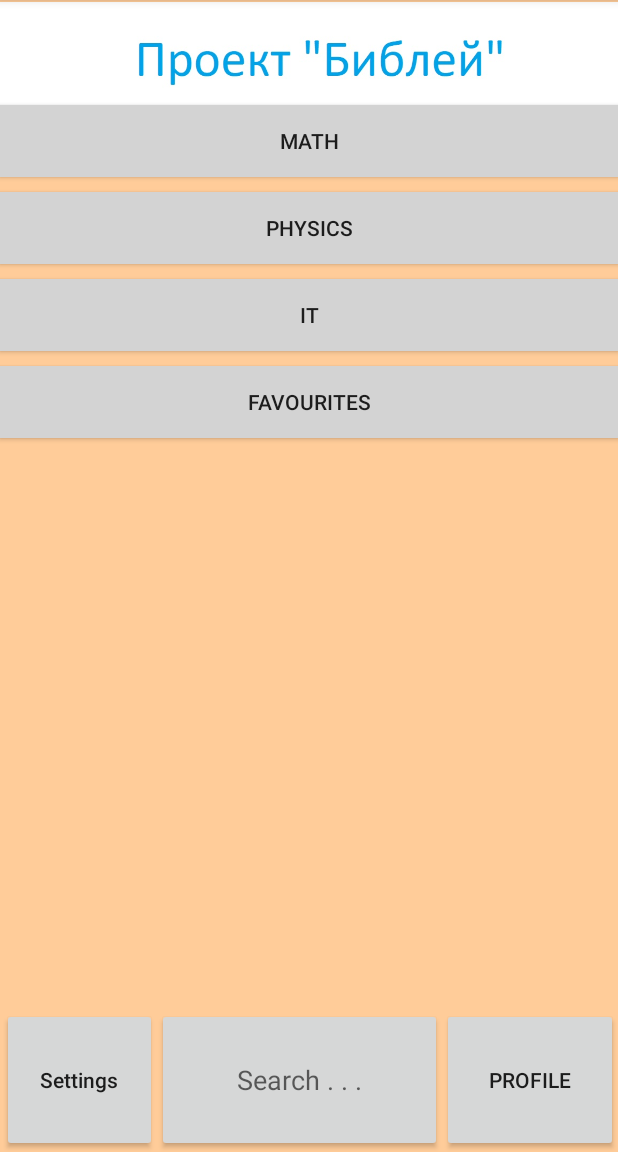
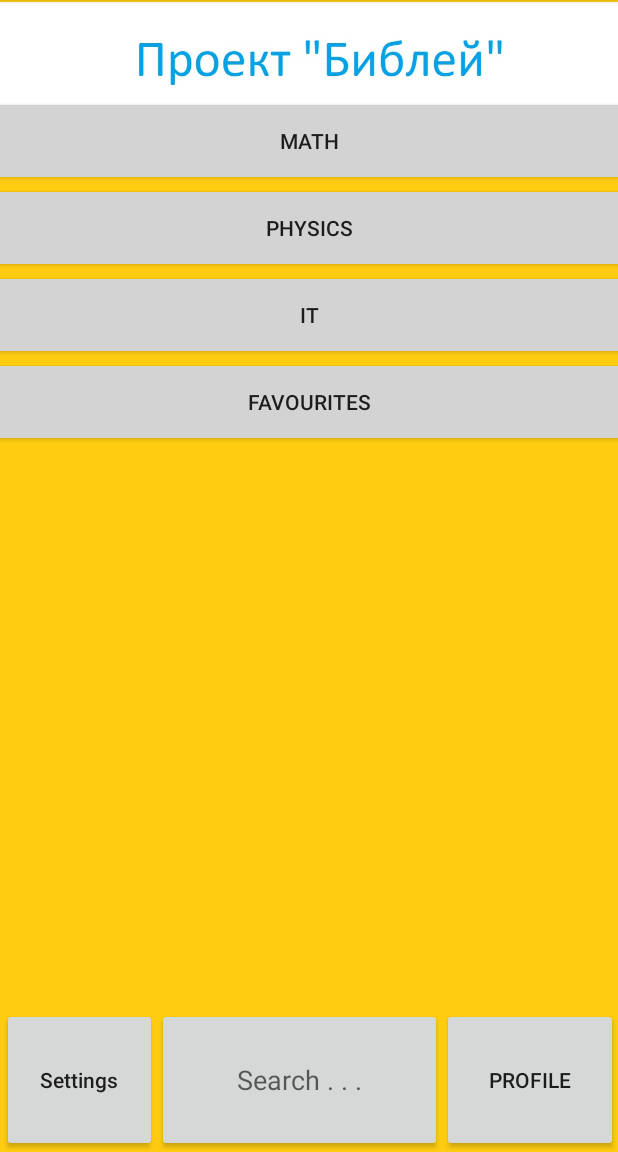
Before and after one commit to savagem0de/biblei_prject_2, an Android app: the screen it shows after launch (MainActivity), on a phone screen of 412 x 824 dp, the part 84-1236 px from its top. Run offline under Robolectric (Android 15) with nearby library versions, the phone set to English and light mode, and no system bars.

Commit message:
Поменял цвет backgroundStart

```diff
--- a/app/src/main/res/values/colors.xml
+++ b/app/src/main/res/values/colors.xml
@@ -4,7 +4,7 @@
     <color name="colorPrimaryDark">#3700B3</color>
     <color name="colorAccent">#03DAC5</color>
     <color name="backgroundMath">#7cbdd9</color>
-    <color name="backgroundStart">#FFCC99</color>
+    <color name="backgroundStart">#FFCC11</color>
     <color name="backgroundButtonStart">#D3D3D3</color>
 
 </resources>
```
